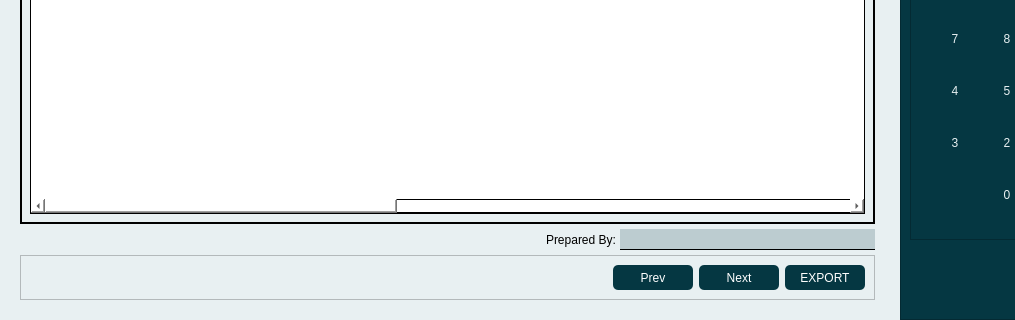
First picture: the form in mugna/assets/mainWindow.ui, repository chraem/Mugna, before the edit; both pictures show x 0 to 1015 and y 246 to 566 of the 1166 by 566 pixel window.
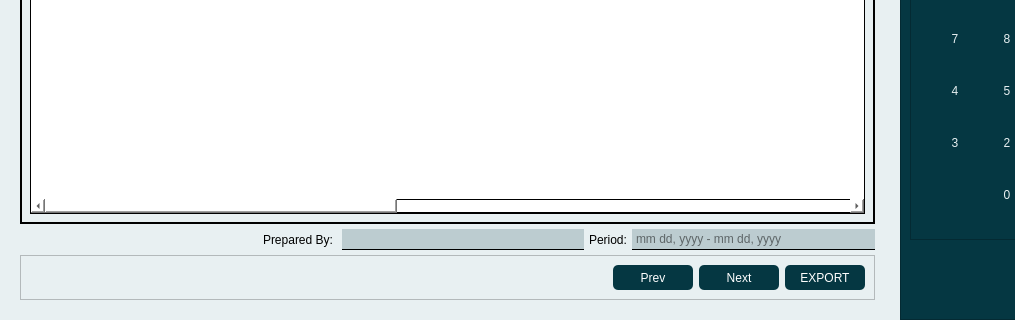
Second picture: the form after the edit. The open tabs and pages were chosen to show the change. Icons and pictures are not drawn.

Commit message: refactor: change font-style for prepared by line edit, add period line edit, change summary report edit trigger to SelectedClicked

```diff
--- a/mugna/assets/mainWindow.ui
+++ b/mugna/assets/mainWindow.ui
@@ -1518,7 +1518,7 @@
          </property>
          <layout class="QHBoxLayout" name="horizontalLayout_5">
           <property name="spacing">
-           <number>0</number>
+           <number>5</number>
           </property>
           <property name="leftMargin">
            <number>0</number>
@@ -1575,6 +1575,40 @@
             </property>
            </widget>
           </item>
+          <item>
+           <widget class="QLabel" name="label_7">
+            <property name="styleSheet">
+             <string notr="true">color:  rgb(0,0,0);
+font: 11pt &quot;asstes/font/monda.ttf&quot;;</string>
+            </property>
+            <property name="text">
+             <string>Period:</string>
+            </property>
+            <property name="alignment">
+             <set>Qt::AlignLeading|Qt::AlignLeft|Qt::AlignVCenter</set>
+            </property>
+           </widget>
+          </item>
+          <item>
+           <widget class="QLineEdit" name="prepared_by_LE_2">
+            <property name="maximumSize">
+             <size>
+              <width>255</width>
+              <height>16777215</height>
+             </size>
+            </property>
+            <property name="styleSheet">
+             <string notr="true">border: none;
+border-bottom: 1px solid rgb(0,0,0);
+background-color: rgba(5, 55, 66, 50);
+font: 12pt &quot;assets/font/monda.ttf&quot;;
+padding: 2px;</string>
+            </property>
+            <property name="placeholderText">
+             <string>mm dd, yyyy - mm dd, yyyy</string>
+            </property>
+           </widget>
+          </item>
          </layout>
         </widget>
        </item>
```
Left out of the diff: 6 changed lines with no effect on the pictures.
